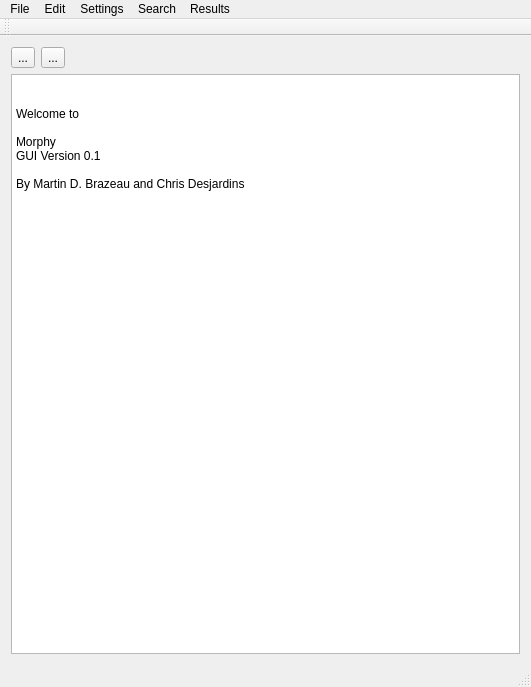
Old version of the form gui/Morphy/mainwindow.ui in the repository mbrazeau/MorphyWeb.
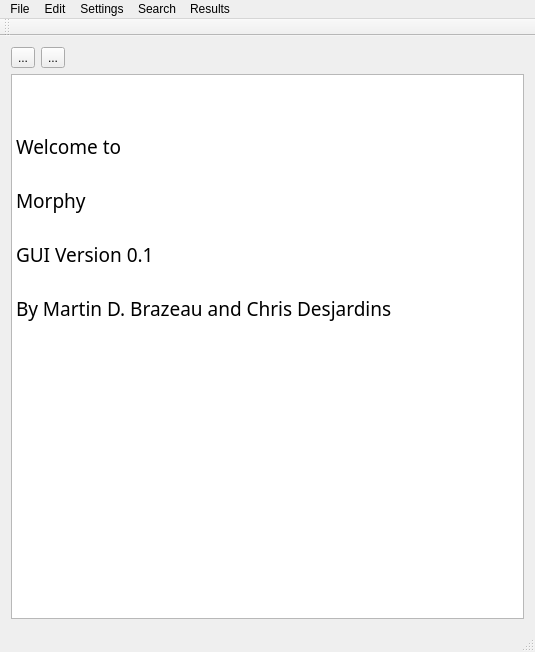
New version of the form.

Commit message: tinkering with ui

```diff
--- a/gui/Morphy/mainwindow.ui
+++ b/gui/Morphy/mainwindow.ui
@@ -6,8 +6,8 @@
    <rect>
     <x>0</x>
     <y>0</y>
-    <width>531</width>
-    <height>687</height>
+    <width>535</width>
+    <height>652</height>
    </rect>
   </property>
   <property name="windowTitle">
@@ -31,6 +31,12 @@
     </item>
     <item row="1" column="0" colspan="3">
      <widget class="QPlainTextEdit" name="mwTextDisplay">
+      <property name="font">
+       <font>
+        <family>Monaco</family>
+        <pointsize>14</pointsize>
+       </font>
+      </property>
       <property name="readOnly">
        <bool>true</bool>
       </property>
@@ -40,6 +46,7 @@
 Welcome to 
 
 Morphy
+
 GUI Version 0.1
 
 By Martin D. Brazeau and Chris Desjardins</string>
@@ -56,7 +63,7 @@
     <rect>
      <x>0</x>
      <y>0</y>
-     <width>531</width>
+     <width>535</width>
      <height>22</height>
     </rect>
    </property>
```
Left out of the diff: 35 changed lines with no effect on the pictures. The commit also changes 5 other files.
